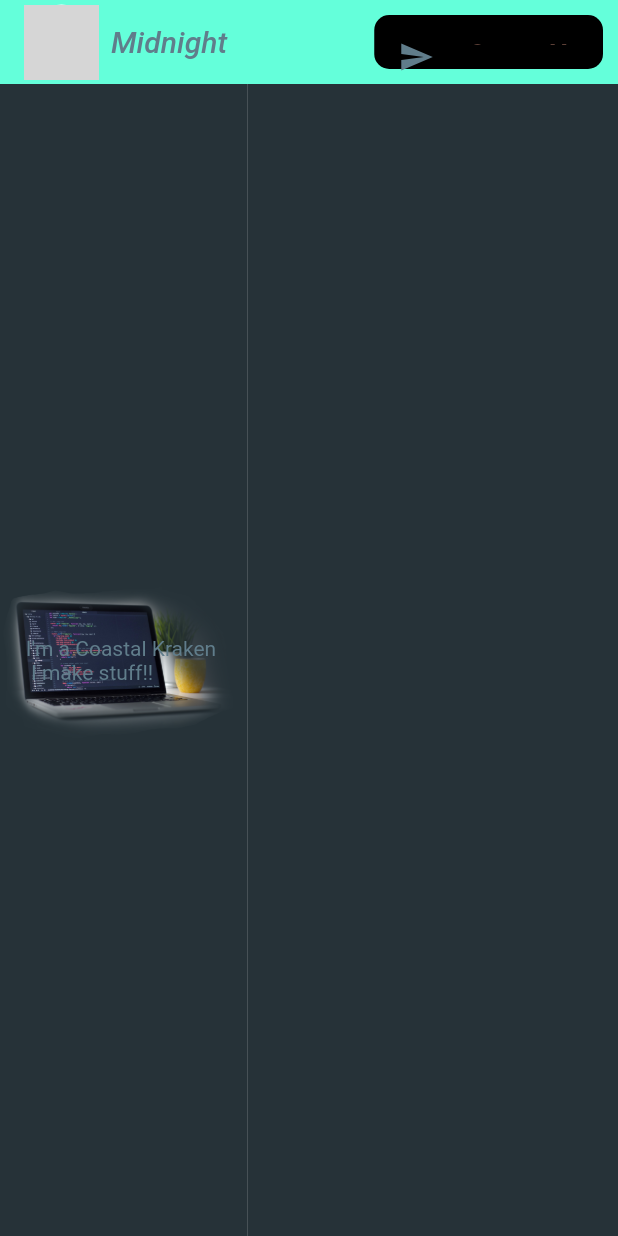
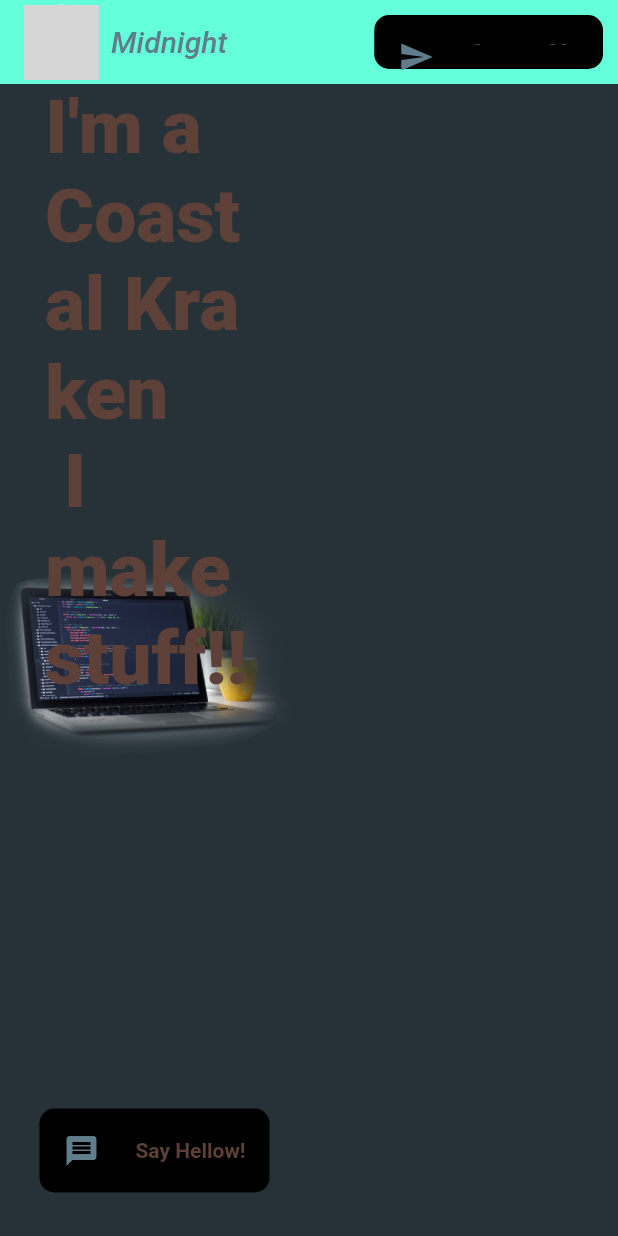
Before and after one commit to Midnight-Sighs/Dart_Portolio_SS_Project, a Flutter app: the screen it shows after launch, on a phone screen of 412 x 824 dp. Run offline on Flutter 3.47's test engine with Material 2 defaults, Android fonts, the phone set to English and light mode, and no system bars; network calls fail; grey boxes are pictures that could not be loaded.

Commit message:
Have about 1/3 of the body of the page completed

```diff
--- a/lib/screens/main_screen.dart
+++ b/lib/screens/main_screen.dart
@@ -1,4 +1,5 @@
 import 'package:flutter/material.dart';
+import 'package:flutter_ss_portfolio/widgets/body.dart';
 import 'package:flutter_ss_portfolio/widgets/contact_button.dart';
 
 class Portfolio extends StatelessWidget {
@@ -41,38 +42,7 @@ class Portfolio extends StatelessWidget {
               })
         ],
       ),
-      body: Stack(children: [
-        Row(
-          children: [
-            Expanded(
-              flex: 2,
-              child: Container(
-                  color: Colors.blueGrey.shade900,
-                  child: Column(children: [
-                    Expanded(
-                        child: Stack(
-                      alignment: Alignment.center,
-                      children: [
-                        Image.asset(
-                          'assets/images/LaptopCode.png',
-                          scale: 2.0,
-                        ),
-                        const Text('I\'m a Coastal Kraken \n I make stuff!!',
-                            style: TextStyle(color: Colors.blueGrey))
-                      ],
-                    ))
-                  ])),
-            ),
-            Expanded(
-                flex: 3,
-                child: Container(
-                    color: Colors.blueGrey.shade900,
-                    child: Column(
-                      children: [],
-                    )))
-          ],
-        )
-      ]),
+      body: Stack(children: [Body()]),
     );
   }
 }
--- /dev/null
+++ b/lib/widgets/body.dart
@@ -0,0 +1,65 @@
+import 'package:flutter/material.dart';
+import 'package:flutter_ss_portfolio/widgets/contact_button.dart';
+
+class Body extends StatelessWidget {
+  const Body({
+    Key? key,
+  }) : super(key: key);
+
+  @override
+  Widget build(BuildContext context) {
+    return Row(
+      mainAxisAlignment: MainAxisAlignment.spaceBetween,
+      crossAxisAlignment: CrossAxisAlignment.stretch,
+      children: [
+        Expanded(
+          flex: 1,
+          child: Container(
+              color: Colors.blueGrey.shade900,
+              child: Column(children: [
+                Expanded(
+                    child: Stack(
+                  alignment: Alignment.center,
+                  children: [
+                    Image.asset(
+                      'assets/images/LaptopCode.png',
+                    ),
+                    Column(
+                      mainAxisAlignment: MainAxisAlignment.center,
+                      children: [
+                        Padding(
+                          padding: const EdgeInsets.symmetric(
+                              horizontal: 30, vertical: 0),
+                          child: Text('I\'m a Coastal Kraken \n I make stuff!!',
+                              style: TextStyle(
+                                  fontSize: 50,
+                                  color: Colors.brown.shade700,
+                                  fontWeight: FontWeight.w800)),
+                        ),
+                        Align(
+                          alignment: Alignment.center,
+                          child: Padding(
+                            padding: const EdgeInsets.symmetric(
+                                horizontal: 0, vertical: 260),
+                            child: ContactButton(
+                                buttonText: 'Say Hellow!',
+                                icon: const Icon(Icons.message),
+                                onPressed: () {}),
+                          ),
+                        )
+                      ],
+                    )
+                  ],
+                ))
+              ])),
+        ),
+        Expanded(
+            child: Container(
+                color: Colors.blueGrey.shade900,
+                child: Column(
+                  children: [],
+                )))
+      ],
+    );
+  }
+}
```
